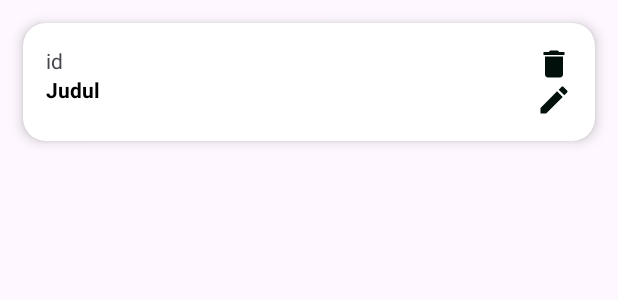
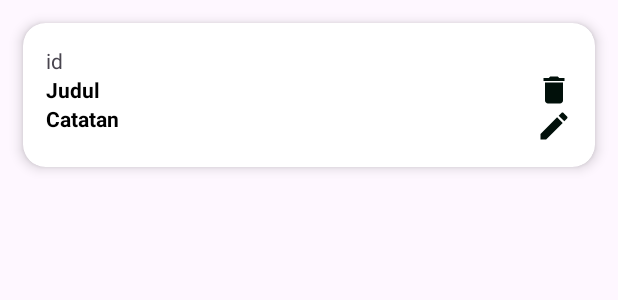
Before and after one commit to MuchamadAndriyanto/Crud_in_Room, an Android app: the layout item_note.xml on its own in the app's theme, with its tools: preview values and no code run, on a phone screen of 412 x 824 dp. Shown: the top 300 px of the screen. Run offline under Robolectric (Android 15) with nearby library versions, the phone set to English and light mode, and no system bars.

Commit message:
Update NoteAdapter

```diff
--- a/app/src/main/java/com/example/crudinroom/NoteAdapter.kt
+++ b/app/src/main/java/com/example/crudinroom/NoteAdapter.kt
@@ -23,7 +23,8 @@ class NoteAdapter(var listNote : List<DataNote>): RecyclerView.Adapter<NoteAdapt
 
     override fun onBindViewHolder(holder: NoteAdapter.ViewHolder, position: Int) {
         holder.binding.noteId.text = listNote[position].id.toString()
-        holder.binding.noteTitle.text = listNote[position].content
+        holder.binding.noteTitle.text = listNote[position].title
+        holder.binding.noteContent.text = listNote[position].content
         holder.binding.btnDeleteNote.setOnClickListener{
             DBNote = NoteDatabase.getInstance(it.context)
 
--- a/app/src/main/res/layout/item_note.xml
+++ b/app/src/main/res/layout/item_note.xml
@@ -26,6 +26,15 @@
             android:layout_below="@+id/noteId"
             android:layout_width="wrap_content"
             android:layout_height="wrap_content"/>
+
+        <TextView
+            android:text="Catatan"
+            android:id="@+id/noteContent"
+            android:textStyle="bold"
+            android:textColor="@color/black"
+            android:layout_below="@+id/noteTitle"
+            android:layout_width="wrap_content"
+            android:layout_height="wrap_content"/>
     </RelativeLayout>
 
     <RelativeLayout
@@ -33,6 +42,7 @@
         android:layout_width="wrap_content"
         android:layout_height="wrap_content">
         <ImageView
+            android:layout_marginTop="17dp"
             android:id="@+id/btnDeleteNote"
             android:layout_alignParentRight="true"
             android:src="@drawable/baseline_delete_24"
```
